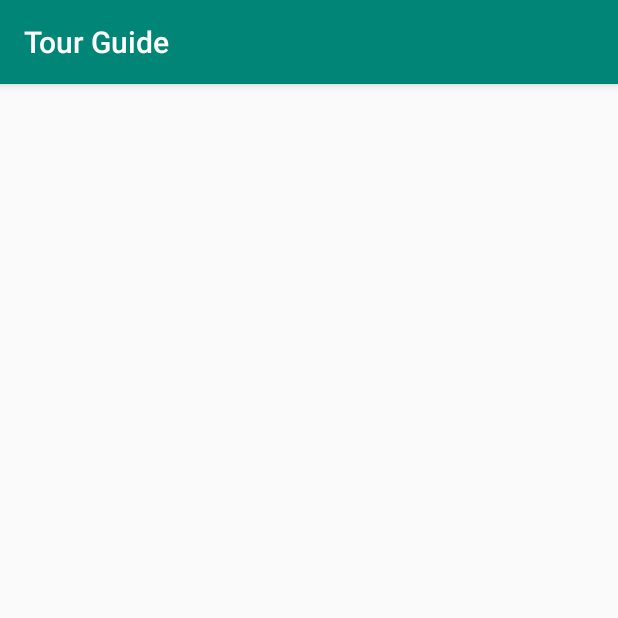
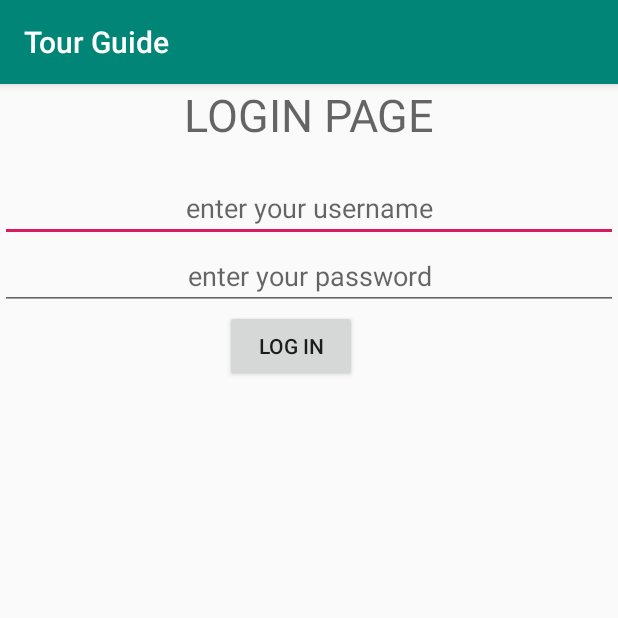
Before and after one commit to abhishek16a/TourGuide, an Android app: the LoginActivity screen opened directly, with no data from a screen before it, on a phone screen of 412 x 824 dp, the top half of it. Run offline under Robolectric (Android 15) with nearby library versions, the phone set to English and light mode, and no system bars.

Commit message:
loginvalidationhalf

```diff
--- a/app/src/main/AndroidManifest.xml
+++ b/app/src/main/AndroidManifest.xml
@@ -10,7 +10,12 @@
         android:supportsRtl="true"
         android:theme="@style/AppTheme">
         <activity android:name=".LoginActivity"></activity>
-        <activity android:name=".RegisterActivity" />
+        <activity android:name=".RegisterActivity" >
+        <intent-filter>
+            <action android:name="android.intent.action.MAIN" />
+
+            <category android:name="android.intent.category.LAUNCHER" />
+        </intent-filter></activity>
         <activity android:name=".MainActivity">
             <intent-filter>
                 <action android:name="android.intent.action.MAIN" />
--- a/app/src/main/java/com/example/tourguide/LoginActivity.java
+++ b/app/src/main/java/com/example/tourguide/LoginActivity.java
@@ -1,13 +1,38 @@
 package com.example.tourguide;
 
+import android.content.SharedPreferences;
 import android.support.v7.app.AppCompatActivity;
 import android.os.Bundle;
+import android.view.View;
+import android.widget.Button;
+import android.widget.EditText;
 
 public class LoginActivity extends AppCompatActivity {
-
+    private EditText etUserName,etPassword;
+    private Button btnLOgIn;
     @Override
     protected void onCreate(Bundle savedInstanceState) {
         super.onCreate(savedInstanceState);
         setContentView(R.layout.activity_login);
+        etUserName=findViewById(R.id.etUserName);
+        etPassword=findViewById(R.id.etPassword);
+        btnLOgIn=findViewById(R.id.btnLOgIn);
+
+        btnLOgIn.setOnClickListener(new View.OnClickListener() {
+            @Override
+            public void onClick(View v) {
+
+            }
+        });
+
+    }
+    private void checkUser(){
+        SharedPreferences sharedPreferences=getSharedPreferences("User", MODE_PRIVATE);
+        String username= sharedPreferences.getString("username", "");
+        String password= sharedPreferences.getString("password", "");
+        if (username.equals(etUserName.getText().toString())){
+
+        }
+
     }
 }
--- a/app/src/main/res/layout/activity_login.xml
+++ b/app/src/main/res/layout/activity_login.xml
@@ -1,9 +1,47 @@
 <?xml version="1.0" encoding="utf-8"?>
-<android.support.constraint.ConstraintLayout xmlns:android="http://schemas.android.com/apk/res/android"
+<LinearLayout xmlns:android="http://schemas.android.com/apk/res/android"
     xmlns:app="http://schemas.android.com/apk/res-auto"
     xmlns:tools="http://schemas.android.com/tools"
     android:layout_width="match_parent"
     android:layout_height="match_parent"
-    tools:context=".LoginActivity">
+    tools:context=".LoginActivity"
+    android:orientation="vertical">
 
-</android.support.constraint.ConstraintLayout>
+    <TextView
+        android:layout_width="match_parent"
+        android:layout_height="60dp"
+        android:hint="LOGIN PAGE"
+        android:textAlignment="center"
+        android:textSize="30dp"/>
+
+    <EditText
+        android:id="@+id/etUserName"
+        android:layout_width="match_parent"
+        android:layout_height="wrap_content"
+        android:hint="enter your username"
+        android:textAlignment="center"/>
+
+    <EditText
+        android:id="@+id/etPassword"
+        android:layout_width="match_parent"
+        android:layout_height="wrap_content"
+        android:hint="enter your password"
+        android:textAlignment="center"/>
+
+    <!--<EditText-->
+        <!--android:id="@+id/etConfirmPassword"-->
+        <!--android:layout_width="match_parent"-->
+        <!--android:layout_height="wrap_content"-->
+        <!--android:hint="confirm password"-->
+        <!--android:textAlignment="center"/>-->
+
+    <Button
+        android:id="@+id/btnLOgIn"
+        android:layout_width="wrap_content"
+        android:layout_height="wrap_content"
+        android:textAlignment="center"
+        android:text="LOG IN"
+        android:layout_marginLeft="150dp"/>
+
+
+</LinearLayout>
--- a/app/src/main/res/layout/activity_register.xml
+++ b/app/src/main/res/layout/activity_register.xml
@@ -37,14 +37,6 @@
         android:textAlignment="center"/>
 
     <Button
-        android:id="@+id/btnLOgIn"
-        android:layout_width="wrap_content"
-        android:layout_height="wrap_content"
-        android:textAlignment="center"
-        android:text="LOG IN"
-        android:layout_marginLeft="150dp"/>
-
-    <Button
         android:id="@+id/btnSignUp"
         android:layout_width="wrap_content"
         android:layout_height="wrap_content"
```
